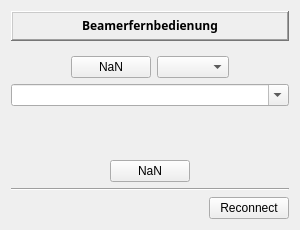
Before: the Qt Designer form beamerfernbedienung.ui in christian-heusel/qt-beamer_remote, drawn with Qt 5.
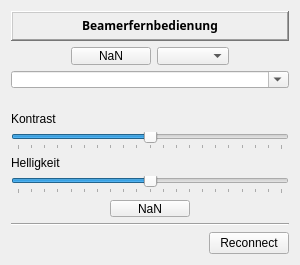
After: the same form once the commit is applied.

Commit message: add slider for brightness & contrast

Diff of the .ui file:
```diff
--- a/beamerfernbedienung.ui
+++ b/beamerfernbedienung.ui
@@ -7,7 +7,7 @@
     <x>0</x>
     <y>0</y>
     <width>300</width>
-    <height>230</height>
+    <height>265</height>
    </rect>
   </property>
   <property name="sizePolicy">
@@ -194,6 +194,32 @@
        </item>
       </layout>
      </item>
+     <item>
+      <widget class="QLabel" name="label_3">
+       <property name="text">
+        <string>Kontrast</string>
+       </property>
+      </widget>
+     </item>
+     <item>
+      <widget class="QSlider" name="horizontalSlider_Contrast">
+       <property name="maximum">
+        <number>200</number>
+       </property>
+       <property name="sliderPosition">
+        <number>100</number>
+       </property>
+       <property name="orientation">
+        <enum>Qt::Horizontal</enum>
+       </property>
+       <property name="tickPosition">
+        <enum>QSlider::TicksBelow</enum>
+       </property>
+       <property name="tickInterval">
+        <number>10</number>
+       </property>
+      </widget>
+     </item>
      <item>
       <spacer name="verticalSpacer_3">
        <property name="orientation">
@@ -207,6 +233,32 @@
        </property>
       </spacer>
      </item>
+     <item>
+      <widget class="QLabel" name="label_2">
+       <property name="text">
+        <string>Helligkeit</string>
+       </property>
+      </widget>
+     </item>
+     <item>
+      <widget class="QSlider" name="horizontalSlider_Brightness">
+       <property name="maximum">
+        <number>200</number>
+       </property>
+       <property name="sliderPosition">
+        <number>100</number>
+       </property>
+       <property name="orientation">
+        <enum>Qt::Horizontal</enum>
+       </property>
+       <property name="tickPosition">
+        <enum>QSlider::TicksBelow</enum>
+       </property>
+       <property name="tickInterval">
+        <number>10</number>
+       </property>
+      </widget>
+     </item>
      <item>
       <spacer name="verticalSpacer_4">
        <property name="orientation">
```
The commit also changes 2 other files.
